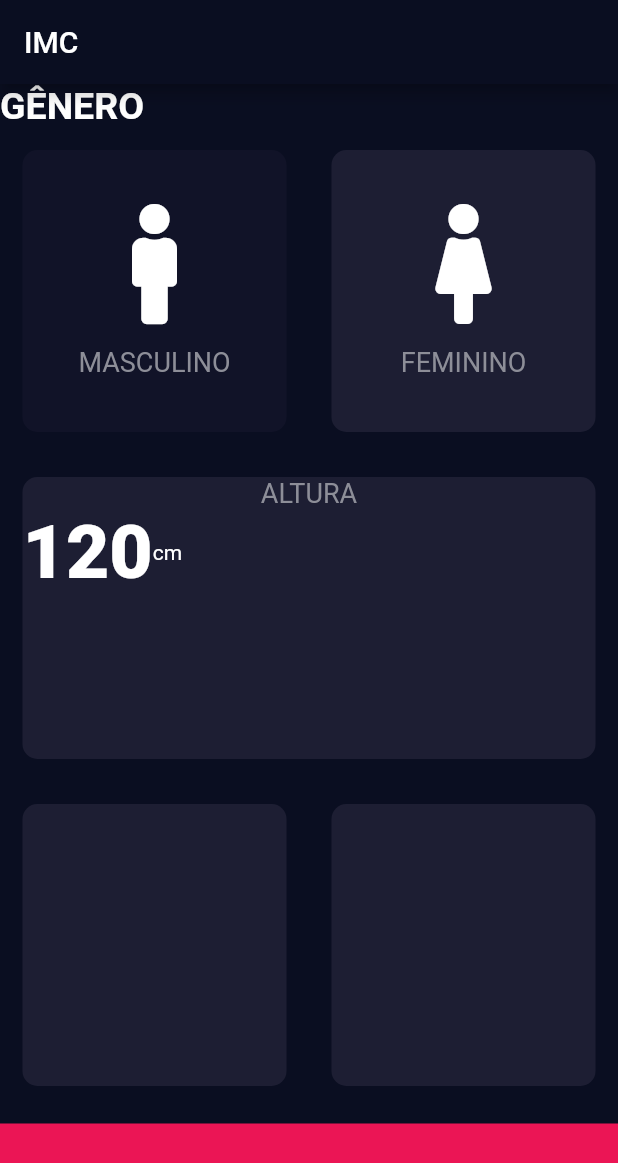
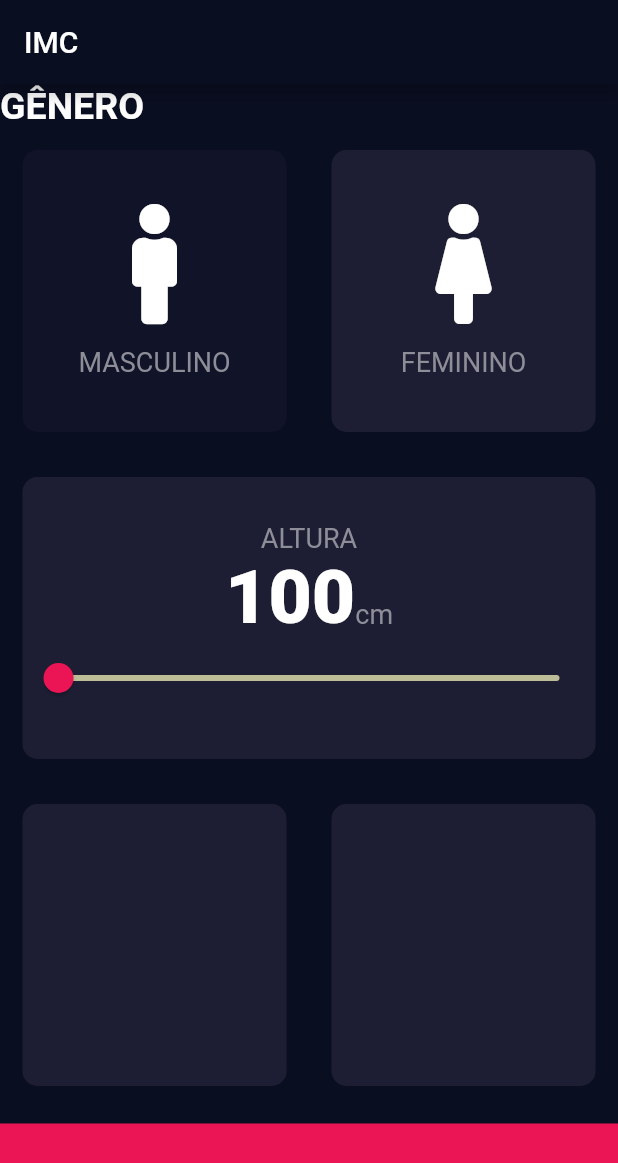
Before and after one commit to adilsontchameia/CalculadoraIMC, a Flutter app: the screen it shows after launch, on a phone screen of 412 x 824 dp. Shown: the top 1163 px of the screen. Run offline on Flutter 3.47's test engine with Material 2 defaults, Android fonts, the phone set to English and light mode, and no system bars; our stand-ins replace font_awesome_flutter.

Commit message:
aplicacao do slider

```diff
--- a/lib/input_page.dart
+++ b/lib/input_page.dart
@@ -14,6 +14,7 @@ class Home extends StatefulWidget {
 
 class _HomeState extends State<Home> {
   Gender selecterGender;
+  int height = 100;
 
   @override
   Widget build(BuildContext context) {
@@ -73,17 +74,36 @@ class _HomeState extends State<Home> {
               child: ResuableCode(
             color: corAtivada,
             cardChild: Column(
+              mainAxisAlignment: MainAxisAlignment.center,
               children: [
                 Text(
                   "ALTURA",
                   style: labelTextStyle,
                 ),
                 Row(
+                  mainAxisAlignment: MainAxisAlignment.center,
+                  crossAxisAlignment: CrossAxisAlignment.baseline,
+                  textBaseline: TextBaseline.alphabetic,
                   children: [
-                    Text("120", style: sliderText),
-                    Text("cm"),
+                    Text(height.toString(), style: sliderText),
+                    Text(
+                      "cm",
+                      style: labelTextStyle,
+                    ),
                   ],
-                )
+                ),
+                Slider(
+                  value: height.toDouble(),
+                  min: 100.0,
+                  max: 220.0,
+                  activeColor: Color(0xFFEB1555),
+                  inactiveColor: Color(0xFFBDBE98),
+                  onChanged: (double newValue) {
+                    setState(() {
+                      height = newValue.toInt();
+                    });
+                  },
+                ),
               ],
             ),
           )),
```
